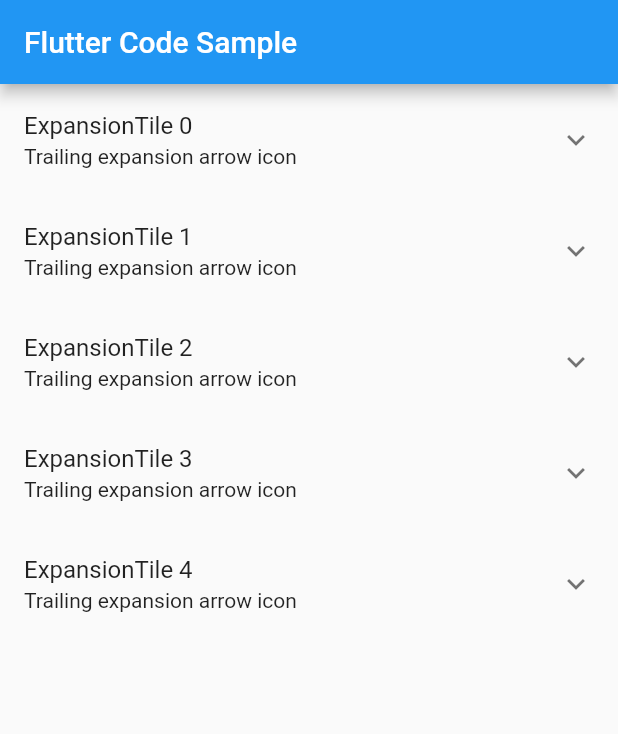
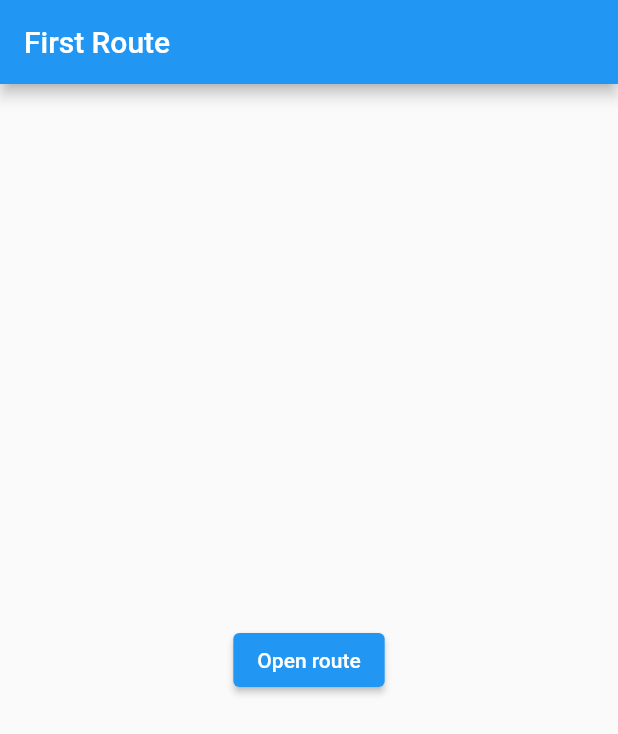
Before and after one commit to GabrielMarcus1/Gabe, a Flutter app: the screen it shows after launch, on a phone screen of 412 x 824 dp. Shown: the top 734 px of the screen. Run offline on Flutter 3.47's test engine with Material 2 defaults, Android fonts, the phone set to English and light mode, and no system bars.

```diff
--- a/lib/main.dart
+++ b/lib/main.dart
@@ -1,148 +1,36 @@
-import 'dart:convert';
-import 'dart:ffi';
 import 'package:flutter/material.dart';
-import 'package:flutter_application_2/PaymentHistoryInformation.dart';
 
-void main() async {
-  var response = [
-    {
-      "contractNumber": "AC499702",
-      "type": "MM",
-      "amount": 38000,
-      "date": "2018-05-04T00:00:00.000Z",
-      "mobile": "265995935569",
-      "status": "ACCEPTED",
-      "ccy": "MWK",
-      "transactionId": "MP180504.0841.G38071"
-    },
-    {
-      "contractNumber": "AC499702",
-      "type": "MM",
-      "amount": 7500,
-      "date": "2018-05-11T00:00:00.000Z",
-      "mobile": "265995935569",
-      "status": "ACCEPTED",
-      "ccy": "MWK",
-      "transactionId": "MP180511.1411.D81858"
-    },
-    {
-      "contractNumber": "AC499702",
-      "type": "MM",
-      "amount": 7500,
-      "date": "2018-05-14T00:00:00.000Z",
-      "mobile": "265995935569",
-      "status": "ACCEPTED",
-      "ccy": "MWK",
-      "transactionId": "MP180514.1620.H36449"
-    },
-    {
-      "contractNumber": "AC499702",
-      "type": "MM",
-      "amount": 7500,
-      "date": "2018-05-14T00:00:00.000Z",
-      "mobile": "265999383457",
-      "status": "ACCEPTED",
-      "ccy": "MWK",
-      "transactionId": "MP180514.1710.G37117"
-    },
-    {
-      "contractNumber": "AC499702",
-      "type": "MM",
-      "amount": 7500,
-      "date": "2018-05-15T00:00:00.000Z",
-      "mobile": "265995935569",
-      "status": "ACCEPTED",
-      "ccy": "MWK",
-      "transactionId": "MP180515.1151.H44073"
-    },
-    {
-      "contractNumber": "AC499702",
-      "type": "MM",
-      "amount": 55000,
-      "date": "2018-05-19T00:00:00.000Z",
-      "mobile": "265999272701",
-      "status": "ACCEPTED",
-      "ccy": "MWK",
-      "transactionId": "MP180519.0936.G79452"
-    },
-    {
-      "contractNumber": "AC499702",
-      "type": "MM",
-      "amount": 55000,
-      "date": "2018-05-19T00:00:00.000Z",
-      "mobile": "265999272701",
-      "status": "ACCEPTED",
-      "ccy": "MWK",
-      "transactionId": "MP180519.0949.G79549"
-    }
-  ];
-
-//
-//
-//\\ ignore: deprecated_member_use
-/*List notes=  List<PaymentHistoryInformation>();
-Future<List<PaymentHistoryInformation>>  fetchNotes() async{
-
-\
-var notesJson=json.decode(response.toString());
-
-for(var noteJson in notesJson){
-  notes.add(PaymentHistoryInformation.fromJson(noteJson));
-}*/
-//List<PaymentHistoryInformation> list1=PaymentHistoryInformation.fromJson(response[1]);
-
-  PaymentHistoryInformation payments =
-      PaymentHistoryInformation.fromJson((response[1]));
-
-  //for(var i=1; i<=5;i++){
-  //  PaymentHistoryInformation payments =  PaymentHistoryInformation.fromJson((response[i])) ;
-  // List1[i].add(payments);
-//}
-  // payments.toJson(); //make a loop to populate toJson the responses
-  // var monz = payments.amount;
-  /////JSON IS ALREADY IN ARRAYS LOOK AT PAYMENT HISTORYINFORMATION
-//}
-  runApp(
-    MyApp(
-      items: List<String>.generate(2, (i) => payments.amount.toString()),
-    ),
-  );
+void main() {
+  runApp(const MaterialApp(
+    title: 'Navigation Basics',
+    home: FirstRoute(),
+  ));
 }
 
-class MyApp extends StatelessWidget {
-  final List<String> items;
+class FirstRoute extends StatelessWidget {
+  const FirstRoute({Key? key}) : super(key: key);
 
-  const MyApp({Key? key, required this.items}) : super(key: key);
-  static const String _title = 'Flutter Code Sample';
   @override
   Widget build(BuildContext context) {
-   /* const title = 'Payment History';
-    return MaterialApp(
-        title: title,
-        home: Scaffold(
-            appBar: AppBar(
-              title: const Text(title),
-            ),
-            body: ListView.builder(
-                itemCount: items.length,
-                itemBuilder: (context, index) {
-                  return ListTile(
-                    title: Text(items[index]),
-                    onTap: () {
-                      Navigator.push(
-                        context,
-                        MaterialPageRoute(
-                            builder: (context) => const SecondRoute()),
-                      );
-                    },
-                  );
-                })));
+    return Scaffold(
+      appBar: AppBar(
+        title: const Text('First Route'),
+      ),
+      body: Center(
+        child: ElevatedButton(
+          child: const Text('Open route'),
+          onPressed: () {
+            Navigator.push(
+              context,
+              MaterialPageRoute(builder: (context) => const SecondRoute()),
+            );
+          },
+        ),
+      ),
+    );
   }
 }
 
-/**
- * Second page which will displayfurther details
- */
 class SecondRoute extends StatelessWidget {
   const SecondRoute({Key? key}) : super(key: key);
 
@@ -163,40 +51,3 @@ class SecondRoute extends StatelessWidget {
     );
   }
 }
-*/
- return MaterialApp(
-      title: _title,
-      home: Scaffold(
-        appBar: AppBar(title: const Text(_title)),
-        body: const MyStatefulWidget(),
-      ),
-    );
-  }
-}
-
-class MyStatefulWidget extends StatefulWidget {
-  const MyStatefulWidget({Key? key}) : super(key: key);
-
-  @override
-  State<MyStatefulWidget> createState() => _MyStatefulWidgetState();
-}
-
-class _MyStatefulWidgetState extends State<MyStatefulWidget> {
-  bool _customTileExpanded = false;
-
-  @override
-  Widget build(BuildContext context) {
-    return Column(
-      children: <Widget>[
-        for (var i=0; i<5; i++)
-         ExpansionTile(
-          title: Text("ExpansionTile $i"),
-          subtitle: Text('Trailing expansion arrow icon'),
-          children: <Widget>[
-            ListTile(title:  Text('This is tile number 1 ')),
-          ],
-        ),
-        ],
-    );
-  }
-}
```
Also changed, not shown: lib/paymentHistory.dart (added, +248 -0 lines).
